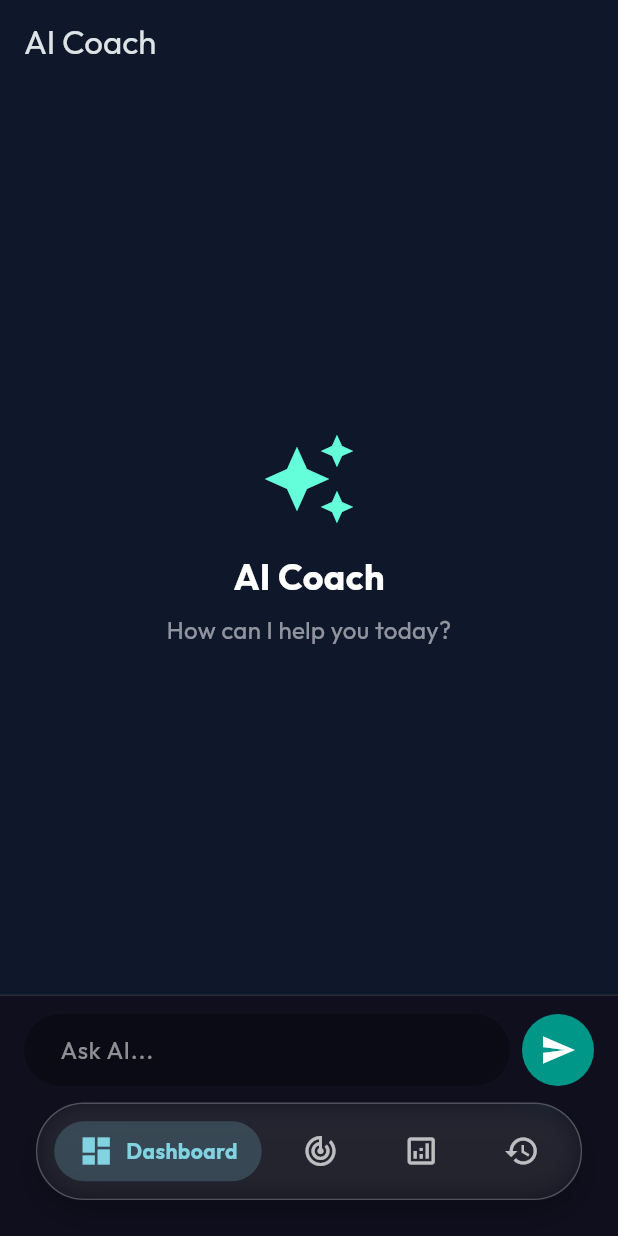
After one commit to Sangi6740/FitTrackerWeb, a Flutter app: the GeminiTestScreen screen opened by its route, on a phone screen of 412 x 824 dp. The commit adds this screen. Run offline on Flutter 3.47's test engine with Material 3 defaults, Android fonts, the phone set to English and light mode, and no system bars; our stand-ins replace cloud_firestore, firebase_auth, firebase_core, fl_chart, flutter_dotenv, flutter_markdown and 4 more; accounts and stored records are empty; statements that could not run were skipped.

Commit message:
feat: integrate Gemini AI coach service with a dedicated chat interface and provider architecture.

```diff
--- /dev/null
+++ b/lib/models/chat_message.dart
@@ -0,0 +1,11 @@
+class ChatMessage {
+  final String text;
+  final bool isUser;
+  final DateTime timestamp;
+
+  ChatMessage({
+    required this.text,
+    required this.isUser,
+    required this.timestamp,
+  });
+}
--- /dev/null
+++ b/lib/providers/gemini_provider.dart
@@ -0,0 +1,34 @@
+import 'package:flutter/material.dart';
+import '../services/gemini_services.dart';
+import '../models/chat_message.dart';
+
+class GeminiProvider extends ChangeNotifier {
+  final GeminiService _geminiService = GeminiService();
+  final List<ChatMessage> _messages = [];
+  bool _isLoading = false;
+
+  List<ChatMessage> get messages => _messages;
+  bool get isLoading => _isLoading;
+
+  Future<void> sendMessage(String text, {VoidCallback? onScrollToBottom}) async {
+    if (text.isEmpty) return;
+
+    _messages.add(ChatMessage(text: text, isUser: true, timestamp: DateTime.now()));
+    _isLoading = true;
+    notifyListeners();
+
+    if (onScrollToBottom != null) {
+      onScrollToBottom();
+    }
+
+    final response = await _geminiService.askGemini(text);
+
+    _isLoading = false;
+    _messages.add(ChatMessage(text: response, isUser: false, timestamp: DateTime.now()));
+    notifyListeners();
+
+    if (onScrollToBottom != null) {
+      onScrollToBottom();
+    }
+  }
+}
--- a/lib/routes/app_router.dart
+++ b/lib/routes/app_router.dart
@@ -1,3 +1,4 @@
+import 'package:fit_track_pro/screens/test_screen.dart';
 import 'package:go_router/go_router.dart';
 import 'package:flutter/material.dart';
 
@@ -26,7 +27,9 @@ class GoRouterRefreshStream extends ChangeNotifier {
 
 final GoRouter appRouter = GoRouter(
   initialLocation: '/dashboard',
-  refreshListenable: GoRouterRefreshStream(FirebaseAuth.instance.authStateChanges()),
+  refreshListenable: GoRouterRefreshStream(
+    FirebaseAuth.instance.authStateChanges(),
+  ),
   redirect: (context, state) {
     final user = FirebaseAuth.instance.currentUser;
     final isGoingToAuth = state.matchedLocation == '/auth';
@@ -40,10 +43,7 @@ final GoRouter appRouter = GoRouter(
     return null;
   },
   routes: [
-    GoRoute(
-      path: '/auth',
-      builder: (context, state) => const AuthScreen(),
-    ),
+    GoRoute(path: '/auth', builder: (context, state) => const AuthScreen()),
     ShellRoute(
       builder: (context, state, child) {
         return MainLayout(child: child);
@@ -65,6 +65,10 @@ final GoRouter appRouter = GoRouter(
           path: '/history',
           builder: (context, state) => const HistoryScreen(),
         ),
+        GoRoute(
+          path: '/test',
+          builder: (context, state) => const GeminiTestScreen(),
+        ),
       ],
     ),
   ],
--- a/lib/screens/daily_tracker/daily_tracker_screen.dart
+++ b/lib/screens/daily_tracker/daily_tracker_screen.dart
@@ -280,7 +280,7 @@ class DailyTrackerScreen extends StatelessWidget {
           child: LinearProgressIndicator(
             value: (value / goal).clamp(0.0, 1.0),
             minHeight: 12,
-            backgroundColor: color.withOpacity(0.2),
+            backgroundColor: color.withValues(alpha: 0.2),
             valueColor: AlwaysStoppedAnimation<Color>(color),
           ),
         ),
@@ -734,6 +734,7 @@ class _FoodSearchSheetState extends State<_FoodSearchSheet> {
               );
               if (newFood.name.isNotEmpty) {
                 await context.read<StorageService>().addFoodToDatabase(newFood);
+                if (!ctx.mounted) return;
                 Navigator.pop(ctx);
                 _showQuantityDialog(newFood);
               }
--- /dev/null
+++ b/lib/screens/test_screen.dart
@@ -0,0 +1,192 @@
+import 'package:flutter/material.dart';
+import 'package:provider/provider.dart';
+import '../providers/gemini_provider.dart';
+import '../models/chat_message.dart';
+import 'package:flutter_markdown/flutter_markdown.dart';
+
+class GeminiTestScreen extends StatefulWidget {
+  const GeminiTestScreen({super.key});
+
+  @override
+  State<GeminiTestScreen> createState() => _GeminiTestScreenState();
+}
+
+class _GeminiTestScreenState extends State<GeminiTestScreen> {
+  final TextEditingController _controller = TextEditingController();
+  final ScrollController _scrollController = ScrollController();
+
+  void _scrollToBottom() {
+    WidgetsBinding.instance.addPostFrameCallback((_) {
+      if (_scrollController.hasClients) {
+        _scrollController.animateTo(
+          _scrollController.position.maxScrollExtent,
+          duration: const Duration(milliseconds: 300),
+          curve: Curves.easeOut,
+        );
+      }
+    });
+  }
+
+  void _sendMessage() {
+    final text = _controller.text.trim();
+    if (text.isEmpty) return;
+
+    _controller.clear();
+
+    context.read<GeminiProvider>().sendMessage(text, onScrollToBottom: _scrollToBottom);
+  }
+
+  @override
+  void dispose() {
+    _controller.dispose();
+    _scrollController.dispose();
+    super.dispose();
+  }
+
+  @override
+  Widget build(BuildContext context) {
+    return Scaffold(
+      appBar: AppBar(title: const Text('AI Coach')),
+      body: Consumer<GeminiProvider>(
+        builder: (context, provider, child) {
+          return Column(
+            children: [
+              Expanded(
+                child: provider.messages.isEmpty && !provider.isLoading
+                    ? const Center(
+                        child: Column(
+                          mainAxisAlignment: MainAxisAlignment.center,
+                          children: [
+                            Icon(Icons.auto_awesome, size: 64, color: Colors.tealAccent),
+                            SizedBox(height: 16),
+                            Text(
+                              'AI Coach',
+                              style: TextStyle(fontSize: 24, fontWeight: FontWeight.bold, color: Colors.white),
+                            ),
+                            SizedBox(height: 8),
+                            Text(
+                              'How can I help you today?',
+                              style: TextStyle(fontSize: 16, color: Colors.white54),
+                            ),
+                          ],
+                        ),
+                      )
+                    : ListView.builder(
+                        controller: _scrollController,
+                        padding: const EdgeInsets.only(top: 16, bottom: 20),
+                        itemCount: provider.messages.length + (provider.isLoading ? 1 : 0),
+                        itemBuilder: (context, index) {
+                          if (index == provider.messages.length && provider.isLoading) {
+                            return _buildLoadingBubble();
+                          }
+                          final message = provider.messages[index];
+                          return _buildChatBubble(message);
+                        },
+                      ),
+              ),
+              _buildInputArea(),
+            ],
+          );
+        },
+      ),
+    );
+  }
+
+  Widget _buildChatBubble(ChatMessage message) {
+    final isUser = message.isUser;
+    return Align(
+      alignment: isUser ? Alignment.centerRight : Alignment.centerLeft,
+      child: Container(
+        margin: const EdgeInsets.symmetric(horizontal: 16, vertical: 6),
+        padding: const EdgeInsets.symmetric(horizontal: 16, vertical: 12),
+        decoration: BoxDecoration(
+          color: isUser ? Colors.teal : const Color(0xFF1A1A2E), // Teal for user, dark glass for AI
+          borderRadius: BorderRadius.circular(20).copyWith(
+            bottomRight: isUser ? const Radius.circular(0) : const Radius.circular(20),
+            bottomLeft: isUser ? const Radius.circular(20) : const Radius.circular(0),
+          ),
+          border: isUser ? null : Border.all(color: Colors.white12),
+        ),
+        constraints: BoxConstraints(maxWidth: MediaQuery.of(context).size.width * 0.75),
+        child: MarkdownBody(
+          data: message.text,
+          styleSheet: MarkdownStyleSheet(
+            p: const TextStyle(color: Colors.white, fontSize: 16),
+            strong: const TextStyle(color: Colors.white, fontSize: 16, fontWeight: FontWeight.bold),
+            listBullet: const TextStyle(color: Colors.white, fontSize: 16),
+            h1: const TextStyle(color: Colors.tealAccent, fontSize: 24, fontWeight: FontWeight.bold),
+            h2: const TextStyle(color: Colors.tealAccent, fontSize: 20, fontWeight: FontWeight.bold),
+            h3: const TextStyle(color: Colors.tealAccent, fontSize: 18, fontWeight: FontWeight.bold),
+          ),
+        ),
+      ),
+    );
+  }
+
+  Widget _buildLoadingBubble() {
+    return Align(
+      alignment: Alignment.centerLeft,
+      child: Container(
+        margin: const EdgeInsets.symmetric(horizontal: 16, vertical: 6),
+        padding: const EdgeInsets.symmetric(horizontal: 20, vertical: 16),
+        decoration: BoxDecoration(
+          color: const Color(0xFF1A1A2E),
+          borderRadius: BorderRadius.circular(20).copyWith(bottomLeft: const Radius.circular(0)),
+          border: Border.all(color: Colors.white12),
+        ),
+        child: const SizedBox(
+          width: 20,
+          height: 20,
+          child: CircularProgressIndicator(strokeWidth: 2, color: Colors.tealAccent),
+        ),
+      ),
+    );
+  }
+
+  Widget _buildInputArea() {
+    return Container(
+      padding: const EdgeInsets.fromLTRB(16, 12, 16, 100), // 100 padding for nav bar clearance
+      decoration: const BoxDecoration(
+        color: Color(0xFF0F0F1E),
+        border: Border(top: BorderSide(color: Colors.white12)),
+      ),
+      child: SafeArea(
+        top: false,
+        child: Row(
+          children: [
+            Expanded(
+              child: TextField(
+                controller: _controller,
+                style: const TextStyle(color: Colors.white),
+                decoration: InputDecoration(
+                  hintText: 'Ask AI...',
+                  hintStyle: const TextStyle(color: Colors.white54),
+                  filled: true,
+                  fillColor: Colors.black26,
+                  border: OutlineInputBorder(
+                    borderRadius: BorderRadius.circular(30),
+                    borderSide: BorderSide.none,
+                  ),
+                  contentPadding: const EdgeInsets.symmetric(horizontal: 20, vertical: 12),
+                ),
+                textInputAction: TextInputAction.send,
+                onSubmitted: (_) => _sendMessage(),
+              ),
+            ),
+            const SizedBox(width: 8),
+            Container(
+              decoration: const BoxDecoration(
+                color: Colors.teal,
+                shape: BoxShape.circle,
+              ),
+              child: IconButton(
+                icon: const Icon(Icons.send, color: Colors.white),
+                onPressed: _sendMessage,
+              ),
+            ),
+          ],
+        ),
+      ),
+    );
+  }
+}
--- /dev/null
+++ b/lib/services/gemini_services.dart
@@ -0,0 +1,43 @@
+import 'package:flutter_dotenv/flutter_dotenv.dart';
+import 'package:google_generative_ai/google_generative_ai.dart';
+
+class GeminiService {
+  final GenerativeModel _model = GenerativeModel(
+    model: 'gemini-2.5-flash',
+    apiKey: dotenv.env['GCP_API_KEY'] ?? '',
+  );
+
+  Future<String> askGemini(String prompt) async {
+    try {
+      final response = await _model.generateContent([
+        Content.text("""
+You are FitTrack Pro AI Coach.
+
+You ONLY answer questions about:
+- Fitness
+- Gym workouts
+- Exercise techniques
+- Nutrition
+- Protein intake
+- Weight loss
+- Weight gain
+- Muscle building
+- Healthy lifestyle
+- Sleep and recovery
+- Hydration
+
+If the question is unrelated to fitness, respond exactly with:
+
+"I am FitTrack Pro AI and can only assist with fitness, workouts, nutrition, and healthy lifestyle topics."
+
+User Question:
+$prompt
+"""),
+      ]);
+
+      return response.text ?? 'No response';
+    } catch (e) {
+      return 'Error: $e';
+    }
+  }
+}
--- a/lib/services/storage_service.dart
+++ b/lib/services/storage_service.dart
@@ -188,7 +188,9 @@ class StorageService extends ChangeNotifier {
     }
 
     void checkEntries(List<MealEntry> entries) {
-      for (var e in entries) check(e.name);
+      for (var e in entries) {
+        check(e.name);
+      }
     }
 
     for (var record in _recordsMap.values) {
```
Also changed, not shown: lib/main.dart (+14 -5 lines), lib/screens/dashboard/dashboard_screen.dart (+9 -0 lines), pubspec.yaml (+8 -3 lines), pubspec.lock, 1 other file.
